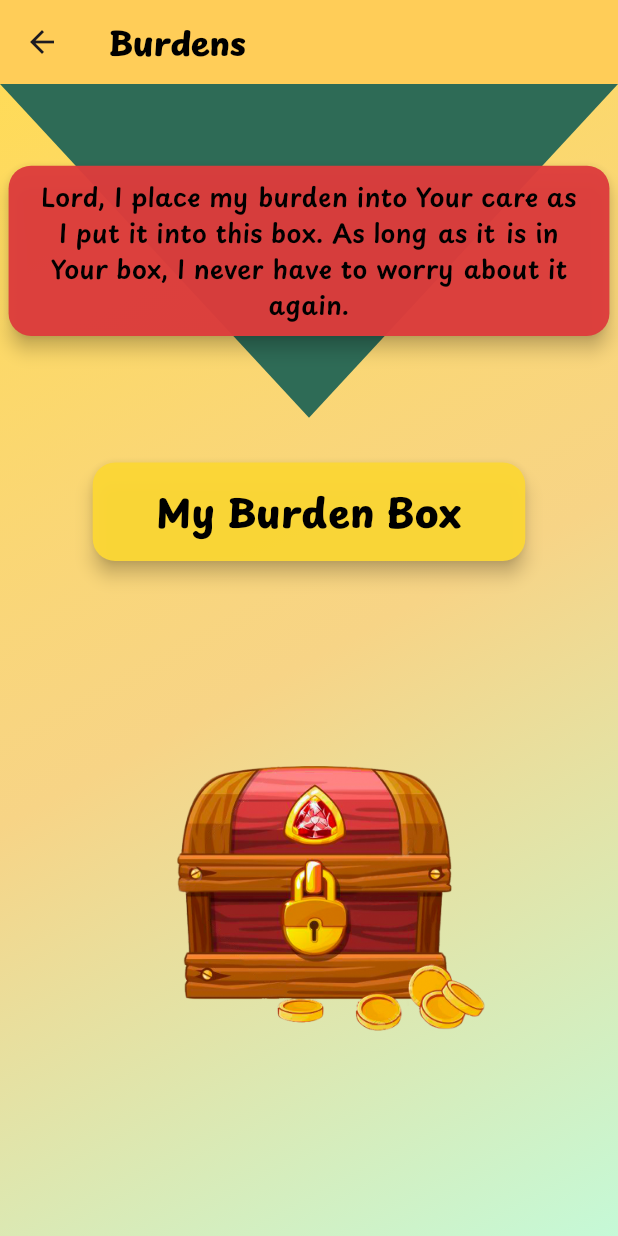
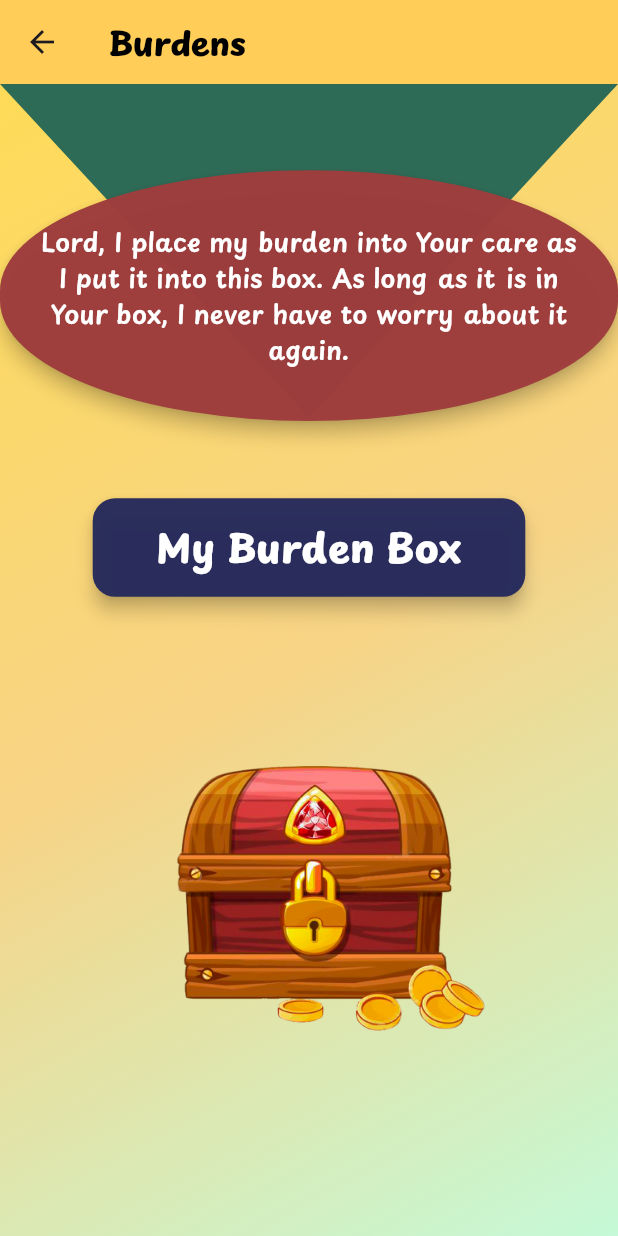
Before and after one commit to Jakebluhm/morning_mustard, a Flutter app: the BoxPage screen opened by its route, on a phone screen of 412 x 824 dp. Run offline on Flutter 3.47's test engine with Material 3 defaults, Android fonts, the phone set to English and light mode, and no system bars; our stand-ins replace flutter_hooks, flutter_layout_grid, flutter_riverpod, flutter_screenutil, freezed_annotation, go_router and 3 more; accounts and stored records are empty; generated files the repository leaves out were written again; project files that could hold a hidden picture were left out.

Commit message:
Move Box Page banner down

```diff
--- a/lib/pages/box_page.dart
+++ b/lib/pages/box_page.dart
@@ -93,26 +93,38 @@ class BoxPage extends HookConsumerWidget {
                     painter: TrianglePainter(),
                   ),
                 ),
-                Material(
-                  color: Color.fromARGB(245, 221, 60, 60),
-                  elevation: 5.0, // Adjust the elevation value as needed
-                  borderRadius: BorderRadius.circular(15.0),
+                Transform.translate(
+                  offset: Offset(0, 25.h),
+                  child: Material(
+                    color: Color.fromARGB(250, 158, 61, 61), // Background color
+                    elevation: 5.0, // Elevation value
+                    shape: RoundedRectangleBorder(
+                      borderRadius: BorderRadius.all(
+                          Radius.elliptical(375.w / 2, 140.h / 2)),
+                    ),
                     child: Container(
-                    height: 95.h,
-                    width: 350.w,
-                    decoration: BoxDecoration(),
+                      height: 140
+                          .h, // Specify the height, use ScreenUtil or similar
+                      width:
+                          375.w, // Specify the width, use ScreenUtil or similar
+                      // The container can now be simple without a BoxDecoration unless needed for other properties
                     ),
                   ),
-                Padding(
-                  padding: EdgeInsets.symmetric(horizontal: screenWidth * 0.06),
+                ),
+                Transform.translate(
+                  offset: Offset(0, 25.h),
+                  child: Padding(
+                    padding:
+                        EdgeInsets.symmetric(horizontal: screenWidth * 0.06),
                     child: Text(
                       'Lord, I place my burden into Your care as I put it into this box. As long as it is in Your box, I never have to worry about it again.',
                       textAlign: TextAlign.center,
                       style: TextStyle(
-                      color: Colors.black,
+                        color: Colors.white,
                         fontWeight: FontWeight.w600,
                         fontSize: 17.spMin,
                         fontFamily: 'PlaypenSans',
+                      ),
                     ),
                   ),
                 )
@@ -126,8 +138,10 @@ class BoxPage extends HookConsumerWidget {
               child: Stack(
                 alignment: Alignment.center,
                 children: [
-                  Material(
-                    color: Color.fromARGB(245, 252, 215, 53),
+                  Transform.translate(
+                    offset: Offset(0, 20.h),
+                    child: Material(
+                      color: Color.fromARGB(245, 36, 41, 91),
                       elevation: 5.0, // Adjust the elevation value as needed
                       borderRadius: BorderRadius.circular(15.0),
                       child: Container(
@@ -136,14 +150,18 @@ class BoxPage extends HookConsumerWidget {
                         decoration: BoxDecoration(),
                       ),
                     ),
-                  Text(
+                  ),
+                  Transform.translate(
+                    offset: Offset(0, 20.h),
+                    child: Text(
                       "My Burden Box",
                       textAlign: TextAlign.center,
                       style: TextStyle(
-                      color: Colors.black,
+                        color: Colors.white,
                         fontSize: 26.0.spMin,
                         fontWeight: FontWeight.bold,
                         fontFamily: 'PlaypenSans',
+                      ),
                     ),
                   )
                 ],
```
Lines whose indentation alone changed are shown as unchanged.
